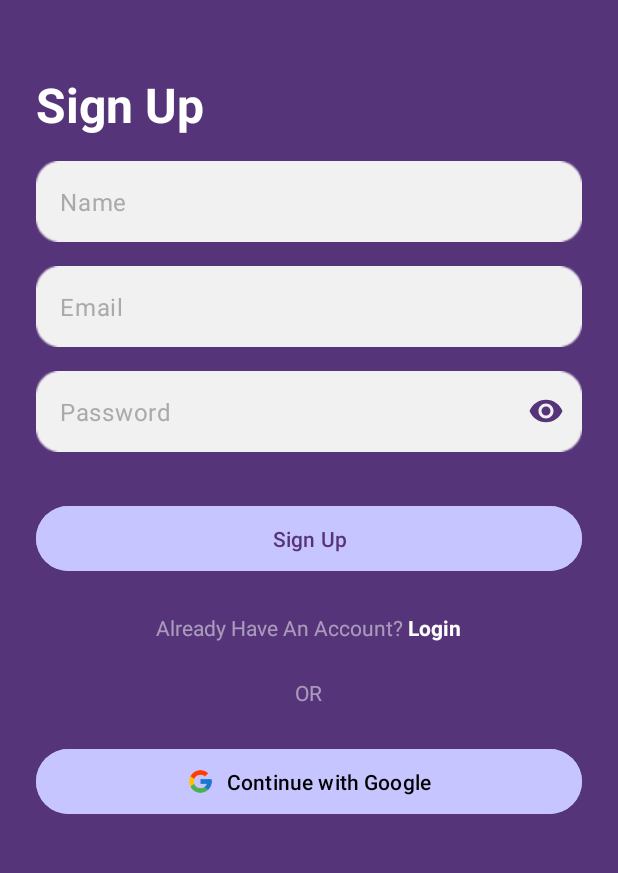
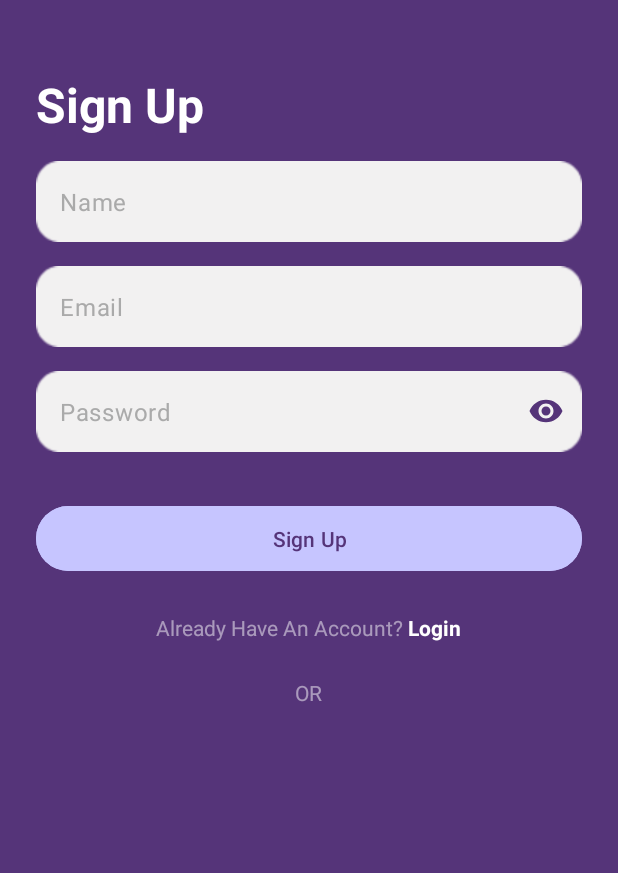
Before and after one commit to Xin-overclocked/SmartyPaws, an Android app: the SignUpActivity screen opened directly, with no data from a screen before it, on a phone screen of 412 x 824 dp, the part 291-1164 px from its top. Run offline under Robolectric (Android 15) with nearby library versions, the phone set to English and light mode, and no system bars; our stand-ins replace Firebase (no records; nobody signed in at launch, a user with empty details on screens opened directly); 1 statement that could not run was skipped.

Commit message:
hide features

```diff
--- a/app/src/main/res/layout/activity_signup.xml
+++ b/app/src/main/res/layout/activity_signup.xml
@@ -128,20 +128,20 @@
         android:textColor="#80FFFFFF"
         android:textSize="14sp" />
 
-    <com.google.android.material.button.MaterialButton
-        android:id="@+id/googleSignInButton"
-        android:layout_width="match_parent"
-        android:layout_height="wrap_content"
-        android:layout_marginTop="24dp"
-        android:backgroundTint="@color/light_purple"
-        android:padding="12dp"
-        android:text="Continue with Google"
-        android:textAllCaps="false"
-        android:textColor="@android:color/black"
-        app:cornerRadius="24dp"
-        app:icon="@drawable/ic_google"
-        app:iconGravity="textStart"
-        app:iconPadding="8dp"
-        app:iconTint="@null" />
+<!--    <com.google.android.material.button.MaterialButton-->
+<!--        android:id="@+id/googleSignInButton"-->
+<!--        android:layout_width="match_parent"-->
+<!--        android:layout_height="wrap_content"-->
+<!--        android:layout_marginTop="24dp"-->
+<!--        android:backgroundTint="@color/light_purple"-->
+<!--        android:padding="12dp"-->
+<!--        android:text="Continue with Google"-->
+<!--        android:textAllCaps="false"-->
+<!--        android:textColor="@android:color/black"-->
+<!--        app:cornerRadius="24dp"-->
+<!--        app:icon="@drawable/ic_google"-->
+<!--        app:iconGravity="textStart"-->
+<!--        app:iconPadding="8dp"-->
+<!--        app:iconTint="@null" />-->
 
 </LinearLayout>
```
Also changed, not shown: app/src/main/res/layout/activity_login.xml (+15 -15 lines), app/src/main/res/layout/activity_main.xml (+10 -10 lines).
